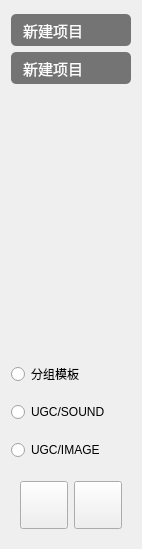
Above: creator-pluginBucket/res/bucketGroup.ui from VRMakerTeam/VRMaker before the change. Below: the same form after it.
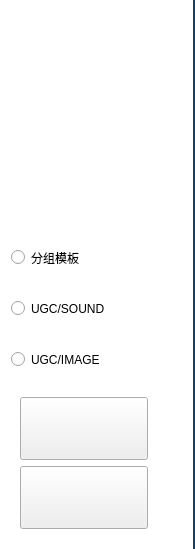
That is the form after the change. Icons and pictures are not drawn.

What changed in the file:
```diff
--- a/creator-pluginBucket/res/bucketGroup.ui
+++ b/creator-pluginBucket/res/bucketGroup.ui
@@ -6,7 +6,7 @@
    <rect>
     <x>0</x>
     <y>0</y>
-    <width>138</width>
+    <width>191</width>
     <height>549</height>
    </rect>
   </property>
@@ -17,35 +17,31 @@
    <string notr="true">color:252526</string>
   </property>
   <property name="styleSheet">
-   <string notr="true">QWidget[accessibleName=&quot;color:252526&quot;]{
-	background-color: rgb(37, 37, 38);
+   <string notr="true">QWidget#BucketGroupClass{
+	background-color: #ffffff;
+	border: solid;
+	border-right-width:2px;
+	border-color: #094371;
 }
 
-QRadioButton[accessibleName=&quot;group:tab&quot;]{
-	background-color: rgb(70, 175, 255);
-	border-radius: 8;
-	color: rgb(255, 255, 255);
+QRadioButton[accessibleName=&quot;group:ugc&quot;]{
+	color: #0d436f;
 	font: 11pt;
-	padding: 0 0 0 5;
+	padding: 5 0 0 20;
+	min-width: 153px;
+	max-width: 153px;
 }
 
-QRadioButton[accessibleName=&quot;group:tab&quot;]::indicator:unchecked {
-    width: 10;
+QRadioButton[accessibleName=&quot;group:ugc&quot;]::indicator {
+    width: 0;
     height: 0;
 }
 
-QRadioButton[accessibleName=&quot;group:tab&quot;]::indicator:checked {
-    width: 10;
-    height: 10;
-	border-radius: 5;
-	background-color: rgb(255, 93, 185);
+QRadioButton[accessibleName=&quot;group:ugc&quot;]:unchecked{
+	border-image: url(:/pluginBucket/buttons/img/section_normal.png);
 }
-
-QRadioButton[accessibleName=&quot;group:tab&quot;]:unchecked{
-	background-color: rgb(116, 116, 116);
-}
-QRadioButton[accessibleName=&quot;group:tab&quot;]:checked {
-	background-color: rgb(72, 144, 216);
+QRadioButton[accessibleName=&quot;group:ugc&quot;]:checked {
+	border-image: url(:/pluginBucket/buttons/img/section_down.png);
 }
 
 QPushButton#__import_sound
@@ -79,24 +75,37 @@
 }
 
 QTreeView::item {
-	color: rgb(255, 255, 255);
-	height: 32px;
-    border-radius: 5;
-	background: rgb(116, 116, 116);
-	margin: 3 0 3 0;
-	padding: 0 5 0 9;
+    width: 173px;
+	height: 45px;
+	color: #0d436f;
+	font: 11pt;
+	padding: 5 0 0 20;
+	border-image: url(:/pluginBucket/buttons/img/section_normal.png);
 }
 
 QTreeView::item:selected {
-	color: rgb(255, 255, 255);
-    background: rgb(72, 144, 216);
+	border-image: url(:/pluginBucket/buttons/img/section_down.png);
 }
 
 QTreeView::branch
 {
 	border-image: none;
 	image: none;
-}</string>
+}
+
+
+
+QScrollBar:vertical {
+     border: 0;
+     background: #cddbe6;
+     width: 5px;
+ }
+ QScrollBar::handle:vertical {
+     background: #06447f;
+     min-height: 20px;
+ }
+
+</string>
   </property>
   <layout class="QVBoxLayout" name="verticalLayout">
    <item>
@@ -186,14 +195,14 @@
        <widget class="QRadioButton" name="__tpl">
         <property name="minimumSize">
          <size>
-          <width>0</width>
-          <height>32</height>
+          <width>173</width>
+          <height>45</height>
          </size>
         </property>
         <property name="maximumSize">
          <size>
-          <width>16777215</width>
-          <height>32</height>
+          <width>173</width>
+          <height>45</height>
          </size>
         </property>
         <property name="accessibleName">
@@ -208,14 +217,14 @@
        <widget class="QRadioButton" name="__ugcsound">
         <property name="minimumSize">
          <size>
-          <width>0</width>
-          <height>32</height>
+          <width>173</width>
+          <height>45</height>
          </size>
         </property>
         <property name="maximumSize">
          <size>
-          <width>16777215</width>
-          <height>32</height>
+          <width>173</width>
+          <height>45</height>
          </size>
         </property>
         <property name="accessibleName">
@@ -230,14 +239,14 @@
        <widget class="QRadioButton" name="__ugcimage">
         <property name="minimumSize">
          <size>
-          <width>0</width>
-          <height>32</height>
+          <width>173</width>
+          <height>45</height>
          </size>
         </property>
         <property name="maximumSize">
          <size>
-          <width>16777215</width>
-          <height>32</height>
+          <width>173</width>
+          <height>45</height>
          </size>
         </property>
         <property name="accessibleName">
@@ -250,19 +259,19 @@
       </item>
       <item>
        <widget class="QWidget" name="widget_2" native="true">
-        <layout class="QHBoxLayout" name="horizontalLayout_2">
+        <layout class="QVBoxLayout" name="verticalLayout_2">
          <item>
-          <widget class="QPushButton" name="__import_sound">
+          <widget class="QPushButton" name="__import_image">
            <property name="minimumSize">
             <size>
-             <width>48</width>
-             <height>48</height>
+             <width>128</width>
+             <height>63</height>
             </size>
            </property>
            <property name="maximumSize">
             <size>
-             <width>48</width>
-             <height>48</height>
+             <width>128</width>
+             <height>63</height>
             </size>
            </property>
            <property name="text">
@@ -271,17 +280,17 @@
           </widget>
          </item>
          <item>
-          <widget class="QPushButton" name="__import_image">
+          <widget class="QPushButton" name="__import_sound">
            <property name="minimumSize">
             <size>
-             <width>48</width>
-             <height>48</height>
+             <width>128</width>
+             <height>63</height>
             </size>
            </property>
            <property name="maximumSize">
             <size>
-             <width>48</width>
-             <height>48</height>
+             <width>128</width>
+             <height>63</height>
             </size>
            </property>
            <property name="text">
```
Left out of the diff: 9 changed lines with no effect on the pictures.
